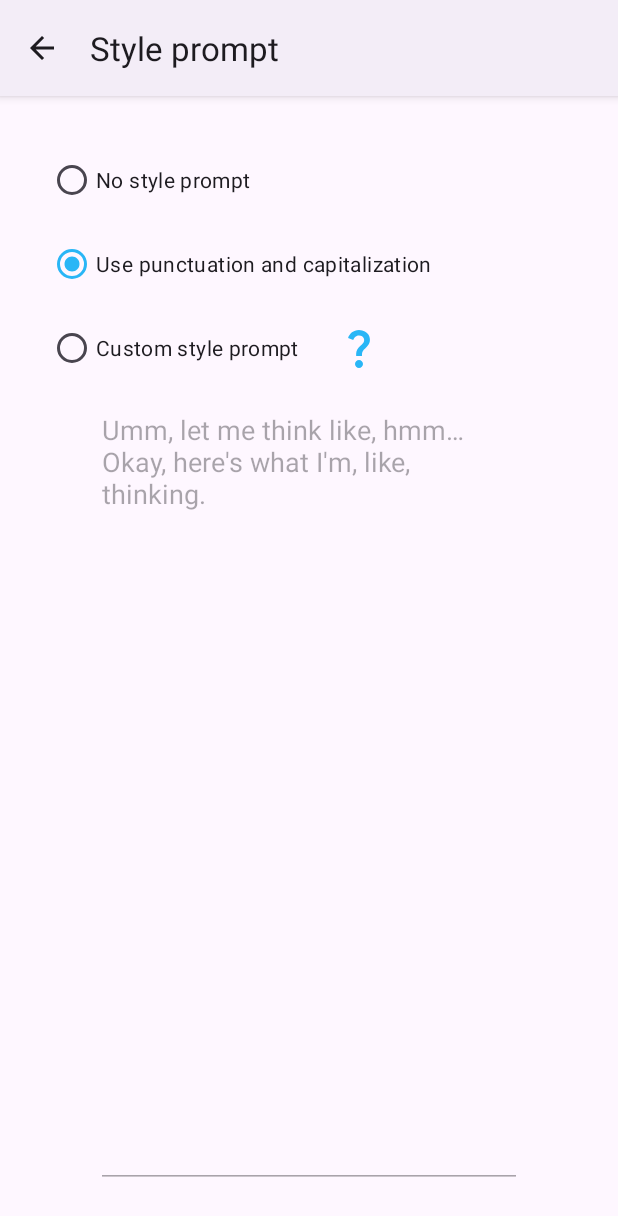
After one commit to DevEmperor/Dictate, an Android app: the StylePromptActivity screen opened directly, with no data from a screen before it, on a phone screen of 412 x 824 dp. The commit adds this screen. Shown: the top 1216 px of the screen. Run offline under Robolectric (Android 15) with nearby library versions, the light colour scheme and no system bars.

Commit message:
feature: select predefined style prompt

```diff
--- a/app/src/main/java/net/devemperor/dictate/DictateUtils.java
+++ b/app/src/main/java/net/devemperor/dictate/DictateUtils.java
@@ -1,6 +1,8 @@
 package net.devemperor.dictate;
 
 public class DictateUtils {
+
+    public static final String PROMPT_PUNCTUATION_CAPITALIZATION = "The Great Wall of China, the Eiffel Tower, the Pyramids of Giza, and the Statue of Liberty are among the most iconic landmarks in the world, and they draw countless tourists every year who marvel at their grandeur and historical significance.";
 
     public static double calcModelCost(String modelName, long audioTime, long inputTokens, long outputTokens) {
         switch (modelName) {
--- /dev/null
+++ b/app/src/main/java/net/devemperor/dictate/settings/StylePromptActivity.java
@@ -0,0 +1,93 @@
+package net.devemperor.dictate.settings;
+
+import android.content.Intent;
+import android.content.SharedPreferences;
+import android.net.Uri;
+import android.os.Bundle;
+import android.text.Editable;
+import android.text.TextWatcher;
+import android.view.MenuItem;
+import android.widget.EditText;
+import android.widget.ImageView;
+import android.widget.RadioButton;
+
+import androidx.appcompat.app.ActionBar;
+import androidx.appcompat.app.AppCompatActivity;
+
+import net.devemperor.dictate.R;
+
+public class StylePromptActivity extends AppCompatActivity {
+
+    private SharedPreferences sp;
+    private RadioButton nothingRb;
+    private RadioButton predefinedRb;
+    private RadioButton customRb;
+    private EditText customEt;
+
+    @Override
+    protected void onCreate(Bundle savedInstanceState) {
+        super.onCreate(savedInstanceState);
+        setContentView(R.layout.activity_style_prompt);
+
+        ActionBar actionBar = getSupportActionBar();
+        if (actionBar != null) {
+            actionBar.setDisplayHomeAsUpEnabled(true);
+            actionBar.setTitle(R.string.dictate_style_prompt);
+        }
+
+        sp = getSharedPreferences("net.devemperor.dictate", MODE_PRIVATE);
+        nothingRb = findViewById(R.id.style_prompt_nothing_rb);
+        predefinedRb = findViewById(R.id.style_prompt_predefined_rb);
+        customRb = findViewById(R.id.style_prompt_custom_rb);
+        customEt = findViewById(R.id.style_prompt_custom_et);
+        ImageView helpIv = findViewById(R.id.style_prompt_help_iv);
+
+        changeSelection(sp.getInt("net.devemperor.dictate.style_prompt_selection", 1));
+        customEt.setText(sp.getString("net.devemperor.dictate.style_prompt_custom_text", ""));
+
+        nothingRb.setOnCheckedChangeListener((buttonView, isChecked) -> {
+            if (isChecked) changeSelection(0);
+        });
+        predefinedRb.setOnCheckedChangeListener((buttonView, isChecked) -> {
+            if (isChecked) changeSelection(1);
+        });
+        customRb.setOnCheckedChangeListener((buttonView, isChecked) -> {
+            if (isChecked) changeSelection(2);
+        });
+
+        //open browser with prompting explanation page
+        helpIv.setOnClickListener(v -> {
+            Intent browserIntent = new Intent(Intent.ACTION_VIEW, Uri.parse("https://platform.openai.com/docs/guides/speech-to-text/prompting"));
+            startActivity(browserIntent);
+        });
+
+        //save custom prompt on every change in the EditText
+        customEt.addTextChangedListener(new TextWatcher() {
+            @Override
+            public void beforeTextChanged(CharSequence s, int start, int count, int after) { }
+            @Override
+            public void onTextChanged(CharSequence s, int start, int before, int count) { }
+            @Override
+            public void afterTextChanged(Editable s) {
+                sp.edit().putString("net.devemperor.dictate.style_prompt_custom_text", s.toString()).apply();
+            }
+        });
+    }
+
+    @Override
+    public boolean onOptionsItemSelected(MenuItem item) {
+        if (item.getItemId() == android.R.id.home) {
+            finish();
+            return true;
+        }
+        return super.onOptionsItemSelected(item);
+    }
+
+    private void changeSelection(int selection) {
+        nothingRb.setChecked(selection == 0);
+        predefinedRb.setChecked(selection == 1);
+        customRb.setChecked(selection == 2);
+        customEt.setEnabled(selection == 2);
+        sp.edit().putInt("net.devemperor.dictate.style_prompt_selection", selection).apply();
+    }
+}
--- /dev/null
+++ b/app/src/main/res/drawable/ic_baseline_question_mark_24.xml
@@ -0,0 +1,5 @@
+<vector xmlns:android="http://schemas.android.com/apk/res/android" android:height="24dp" android:tint="#29B6F6" android:viewportHeight="24" android:viewportWidth="24" android:width="24dp">
+
+    <path android:fillColor="@android:color/white" android:pathData="M11.07,12.85c0.77,-1.39 2.25,-2.21 3.11,-3.44c0.91,-1.29 0.4,-3.7 -2.18,-3.7c-1.69,0 -2.52,1.28 -2.87,2.34L6.54,6.96C7.25,4.83 9.18,3 11.99,3c2.35,0 3.96,1.07 4.78,2.41c0.7,1.15 1.11,3.3 0.03,4.9c-1.2,1.77 -2.35,2.31 -2.97,3.45c-0.25,0.46 -0.35,0.76 -0.35,2.24h-2.89C10.58,15.22 10.46,13.95 11.07,12.85zM14,20c0,1.1 -0.9,2 -2,2s-2,-0.9 -2,-2c0,-1.1 0.9,-2 2,-2S14,18.9 14,20z"/>
+
+</vector>
--- /dev/null
+++ b/app/src/main/res/layout/activity_style_prompt.xml
@@ -0,0 +1,67 @@
+<?xml version="1.0" encoding="utf-8"?>
+<androidx.constraintlayout.widget.ConstraintLayout xmlns:android="http://schemas.android.com/apk/res/android"
+    xmlns:app="http://schemas.android.com/apk/res-auto"
+    xmlns:tools="http://schemas.android.com/tools"
+    android:layout_width="match_parent"
+    android:layout_height="match_parent"
+    android:layout_margin="16dp"
+    tools:context=".settings.StylePromptActivity">
+
+    <RadioButton
+        android:id="@+id/style_prompt_nothing_rb"
+        android:layout_width="wrap_content"
+        android:layout_height="wrap_content"
+        android:layout_marginStart="16dp"
+        android:layout_marginTop="16dp"
+        android:text="@string/dictate_style_prompt_nothing"
+        app:layout_constraintStart_toStartOf="parent"
+        app:layout_constraintTop_toTopOf="parent" />
+
+    <RadioButton
+        android:id="@+id/style_prompt_predefined_rb"
+        android:layout_width="wrap_content"
+        android:layout_height="wrap_content"
+        android:layout_marginStart="16dp"
+        android:layout_marginTop="8dp"
+        android:text="@string/dictate_style_prompt_punctuation_capitalization"
+        app:layout_constraintStart_toStartOf="parent"
+        app:layout_constraintTop_toBottomOf="@+id/style_prompt_nothing_rb" />
+
+    <RadioButton
+        android:id="@+id/style_prompt_custom_rb"
+        android:layout_width="wrap_content"
+        android:layout_height="wrap_content"
+        android:layout_marginStart="16dp"
+        android:layout_marginTop="8dp"
+        android:text="@string/dictate_style_prompt_custom"
+        app:layout_constraintStart_toStartOf="parent"
+        app:layout_constraintTop_toBottomOf="@+id/style_prompt_predefined_rb" />
+
+    <EditText
+        android:id="@+id/style_prompt_custom_et"
+        android:layout_width="0dp"
+        android:layout_height="0dp"
+        android:layout_marginHorizontal="48dp"
+        android:layout_marginTop="8dp"
+        android:layout_marginBottom="16dp"
+        android:enabled="false"
+        android:gravity="top"
+        android:hint="@string/dictate_style_prompt_custom_hint"
+        android:inputType="text|textLongMessage|textAutoComplete|textCapSentences|textMultiLine"
+        android:scrollbars="vertical"
+        app:layout_constraintBottom_toBottomOf="parent"
+        app:layout_constraintEnd_toEndOf="parent"
+        app:layout_constraintStart_toStartOf="parent"
+        app:layout_constraintTop_toBottomOf="@+id/style_prompt_custom_rb" />
+
+    <ImageView
+        android:id="@+id/style_prompt_help_iv"
+        android:layout_width="32dp"
+        android:layout_height="32dp"
+        android:layout_marginStart="24dp"
+        android:src="@drawable/ic_baseline_question_mark_24"
+        app:layout_constraintBottom_toBottomOf="@+id/style_prompt_custom_rb"
+        app:layout_constraintStart_toEndOf="@+id/style_prompt_custom_rb"
+        app:layout_constraintTop_toTopOf="@+id/style_prompt_custom_rb" />
+
+</androidx.constraintlayout.widget.ConstraintLayout>
--- a/app/src/main/res/values/strings.xml
+++ b/app/src/main/res/values/strings.xml
@@ -116,7 +116,6 @@
     <string name="dictate_settings_donate">Donate 🤝</string>
     <string name="dictate_settings_feedback_address" translatable="false">contact@devemperor.net</string>
     <string name="dictate_settings_donate_address" translatable="false">paypal.me/DevEmperor</string>
-    <string name="dictate_no_prompt">No prompt set</string>
     <string name="dictate_settings_prompt_title">Change style prompt 💬</string>
     <string name="dictate_changelog_donate">If you like Dictate, I would be very happy about a small donation to support this project. 🥰\n\n</string>
     <string name="dictate_changelog_6">v1.5\n\n- In the settings, you can now store a system prompt for Whisper to guide speech recognition in a certain direction (e.g. specify special words in advance or influence the punctuation and filler words). ✏️\n\n- After a failed transcription, you can now resend the last recording. 🔄\n\n- Holding down the delete button for longer now speeds up the deletion process. 🚀\n\n- A donate button has been added in the settings. 🤝\n\n- Some design changes and bug fixes have been made. ✨\n\n\n</string>
@@ -164,4 +163,10 @@
     <string name="dictate_usage_audio_time_description">Total recording time</string>
     <string name="dictate_usage_model_cost_description">Estimated cost for this model</string>
     <string name="dictate_changelog_8">v2.1\n\nThis is just a small update with some new features requested by you:\n\n- In the settings, you can now change the OpenAI model used for rewording in the background. Newer models released by OpenAI will always be added in the future. 💪\n\n- I added a detailed usage page in the settings, where you can track the usage and the cost of Dictate at any time. 📊\n\n- You will find a button in the rewording section of the keyboard to quickly add new prompts. ✏️\n\n- Errors and logs will automatically sent to me, so that I can easier investigate them to fix bugs and improve the app. 🐛\n\n- Some design changes and bug fixes have been made. ✨\n\n\nPreview of the next update 🤩\n\nThe next update will be released soon, containing a feature to record a rewording prompt spontaneously without adding it as a predefined prompt first.\n\nAs always, feel free to contact me with questions and ideas via GitHub or the email button below. ☺️\n\n\n</string>
+    <string name="dictate_style_prompt_custom">Custom style prompt</string>
+    <string name="dictate_settings_prompt_summary">Change the style how Whisper transcribes</string>
+    <string name="dictate_style_prompt">Style prompt</string>
+    <string name="dictate_style_prompt_custom_hint">Umm, let me think like, hmm… Okay, here\'s what I\'m, like, thinking.</string>
+    <string name="dictate_style_prompt_punctuation_capitalization">Use punctuation and capitalization</string>
+    <string name="dictate_style_prompt_nothing">No style prompt</string>
 </resources>
```
Also changed, not shown: app/src/main/AndroidManifest.xml (+8 -0 lines), app/src/main/java/net/devemperor/dictate/core/DictateInputMethodService.java (+13 -2 lines), app/src/main/java/net/devemperor/dictate/settings/PreferencesFragment.java (+6 -5 lines), app/src/main/res/xml/fragment_preferences.xml (+2 -5 lines), 1 other file.
